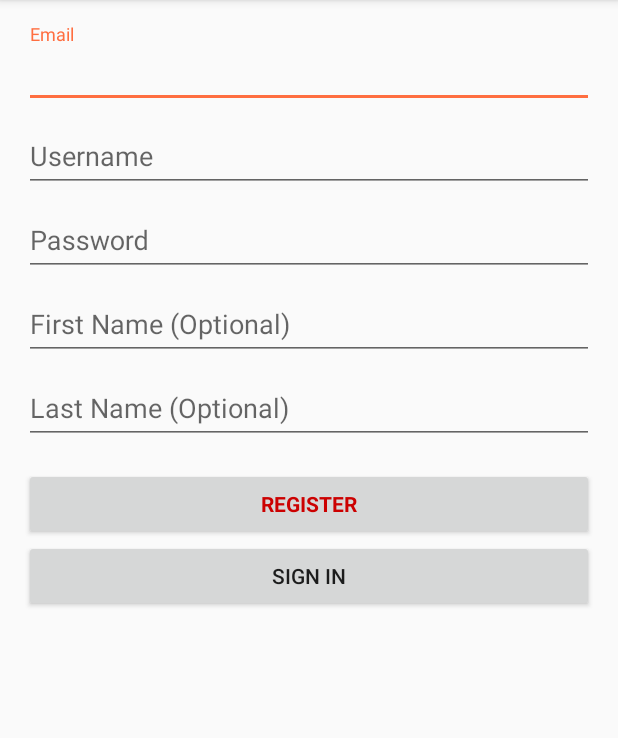
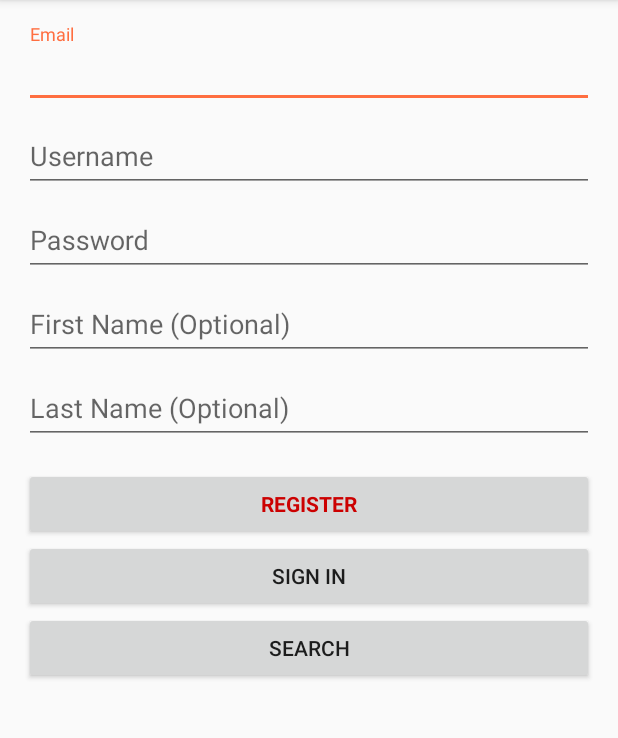
Before and after one commit to pirklbauer31/CollaborativeWriting_2016, an Android app: the screen it shows after launch (LoginActivity), on a phone screen of 412 x 824 dp, the part 84-822 px from its top. Run offline under Robolectric (Android 15) with nearby library versions, the phone set to English and light mode, and no system bars; our stand-ins replace Firebase (no records; nobody signed in at launch, a user with empty details on screens opened directly).

```diff
--- a/app/src/main/res/layout/activity_login.xml
+++ b/app/src/main/res/layout/activity_login.xml
@@ -109,7 +109,7 @@
             </android.support.design.widget.TextInputLayout>
 
             <Button
-                android:id="@+id/email_sign_in_button"
+                android:id="@+id/email_register_button"
                 style="?android:textAppearanceSmall"
                 android:layout_width="match_parent"
                 android:layout_height="wrap_content"
@@ -122,9 +122,15 @@
                 android:layout_width="match_parent"
                 android:layout_height="wrap_content"
                 android:text="@string/action_sign_in_short"
-                android:id="@+id/firebase_test_button"
+                android:id="@+id/email_signin_button"
                 android:layout_gravity="center_horizontal" />
 
+            <Button
+                android:layout_width="match_parent"
+                android:layout_height="wrap_content"
+                android:text="Search"
+                android:id="@+id/email_search_button"
+                android:layout_gravity="center_horizontal" />
         </LinearLayout>
     </ScrollView>
 
```
Also changed, not shown: app/src/main/java/fh/mc/collaborativewriting/LoginActivity.java (+52 -36 lines), app/src/main/java/fh/mc/collaborativewriting/MainActivity.java (+6 -3 lines), app/src/main/res/layout/content_create_story.xml (+16 -17 lines), 2 other files.
